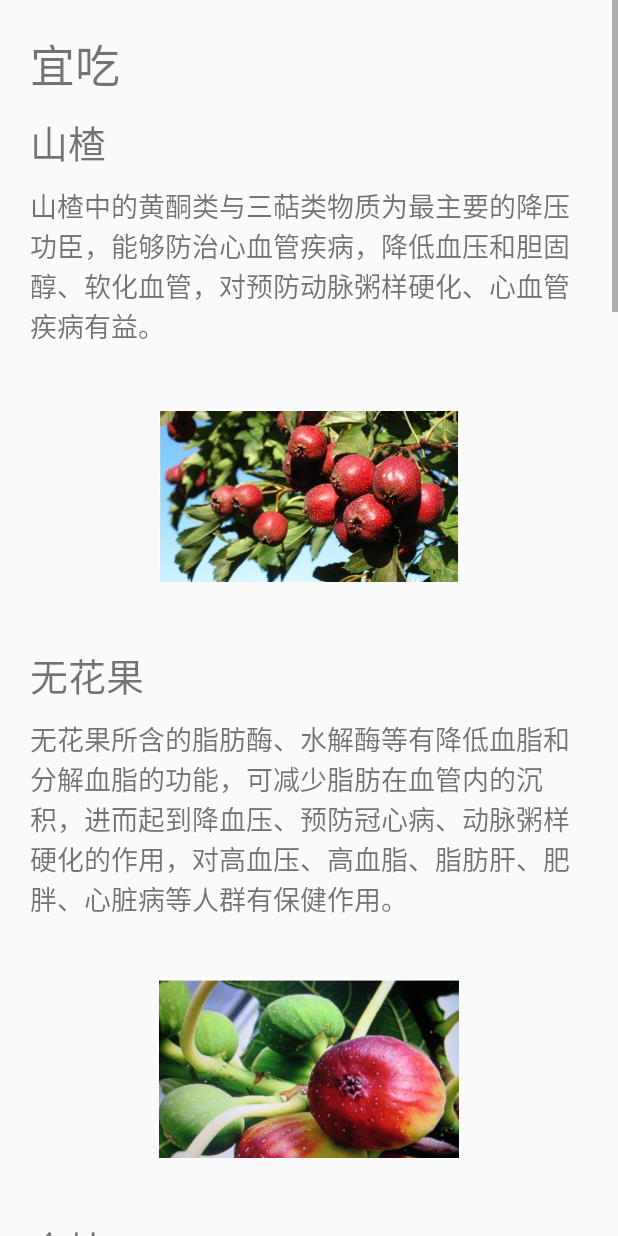
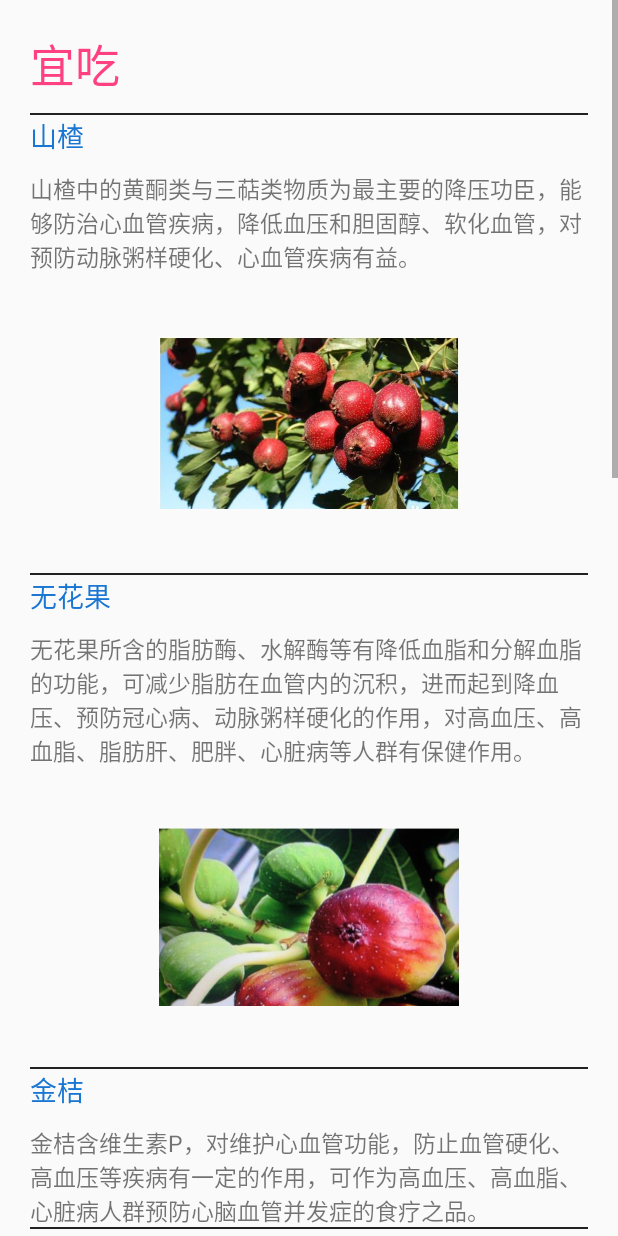
Before and after one commit to jackGWY/XinZangApp, an Android app: the FoodActivity screen opened directly, with no data from a screen before it, on a phone screen of 412 x 824 dp. Run offline under Robolectric (Android 15) with nearby library versions, the phone set to English and light mode, and no system bars.

```diff
--- a/app/build.gradle
+++ b/app/build.gradle
@@ -44,6 +44,7 @@ dependencies {
     //    androidTestImplementation 'com.android.support.test.espresso:espresso-core:2.2.2'
     implementation fileTree(include: ['*.jar'], dir: 'libs')
     implementation 'com.android.support:appcompat-v7:26.1.0'
+    implementation 'com.android.support:design:26.1.0'
     implementation 'com.android.support.constraint:constraint-layout:1.0.2'
     testImplementation 'junit:junit:4.12'
     androidTestImplementation 'com.android.support.test:runner:1.0.1'
--- a/app/src/main/AndroidManifest.xml
+++ b/app/src/main/AndroidManifest.xml
@@ -87,7 +87,8 @@
         <activity android:name=".index.indexHistoryActivity" />
         <activity android:name=".ViewPagerActivity" />
         <activity android:name=".doctors.DocSwitchActivity" />
-        <activity android:name=".doctors.DocPatientRecordActivity"></activity>
+        <activity android:name=".doctors.DocPatientRecordActivity" />
+        <activity android:name=".sports.SportsActivity"></activity>
     </application>
 
 </manifest>
--- a/app/src/main/res/layout/activity_food.xml
+++ b/app/src/main/res/layout/activity_food.xml
@@ -21,7 +21,13 @@
             android:textSize="30sp"
             android:layout_marginBottom="10dp"
             android:text="宜吃"
+            android:textColor="@color/colorAccent"
             android:layout_height="wrap_content" />
+
+        <View
+            android:layout_width="match_parent"
+            android:background="@color/hint"
+            android:layout_height="1dp"/>
 
         <LinearLayout
             android:layout_width="match_parent"
@@ -31,6 +37,7 @@
                 android:layout_width="wrap_content"
                 android:layout_height="wrap_content"
                 android:text="山楂"
+                android:textColor="@color/PrimaryDarkColor"
                 android:layout_marginBottom="10dp"
                 android:textSize="@dimen/foodTypeTitleSize"
                 />
@@ -48,11 +55,16 @@
                 android:layout_gravity="center"
                 android:src="@drawable/shanza"
                />
+            <View
+                android:layout_width="match_parent"
+                android:background="@color/hint"
+                android:layout_height="1dp"/>
 
             <TextView
                 android:layout_width="wrap_content"
                 android:layout_height="wrap_content"
                 android:text="无花果"
+                android:textColor="@color/PrimaryDarkColor"
                 android:layout_marginBottom="10dp"
                 android:textSize="@dimen/foodTypeTitleSize"
                 />
@@ -69,11 +81,16 @@
                 android:src="@drawable/wuhuaguo"
                 android:layout_height="@dimen/pictureHeight"
                 android:layout_gravity="center" />
+            <View
+                android:layout_width="match_parent"
+                android:background="@color/hint"
+                android:layout_height="1dp"/>
 
             <TextView
                 android:layout_width="wrap_content"
                 android:layout_height="wrap_content"
                 android:text="金桔"
+                android:textColor="@color/PrimaryDarkColor"
                 android:layout_marginBottom="10dp"
                 android:textSize="@dimen/foodTypeTitleSize"
                 />
@@ -85,16 +102,21 @@
 
                 android:textSize="@dimen/foodContentSize"
                 />
-            <ImageView
-                android:layout_width="@dimen/pictureHeight"
-                android:src="@drawable/jinji"
-                android:layout_gravity="center"
-                android:layout_height="@dimen/pictureHeight" />
+            <!--<ImageView-->
+                <!--android:layout_width="@dimen/pictureHeight"-->
+                <!--android:src="@drawable/jinji"-->
+                <!--android:layout_gravity="center"-->
+                <!--android:layout_height="@dimen/pictureHeight" />-->
+            <View
+                android:layout_width="match_parent"
+                android:background="@color/hint"
+                android:layout_height="1dp"/>
 
             <TextView
                 android:layout_width="wrap_content"
                 android:layout_height="wrap_content"
                 android:text="梨"
+                android:textColor="@color/PrimaryDarkColor"
                 android:layout_marginBottom="10dp"
                 android:textSize="@dimen/foodTypeTitleSize"
                 />
@@ -111,11 +133,16 @@
                 android:src="@drawable/li"
                 android:layout_gravity="center"
                 android:layout_height="@dimen/pictureHeight" />
+            <View
+                android:layout_width="match_parent"
+                android:background="@color/hint"
+                android:layout_height="1dp"/>
 
             <TextView
                 android:layout_width="wrap_content"
                 android:layout_height="wrap_content"
                 android:text="苹果"
+                android:textColor="@color/PrimaryDarkColor"
                 android:layout_marginBottom="10dp"
                 android:textSize="@dimen/foodTypeTitleSize"
                 />
@@ -127,11 +154,15 @@
 
                 android:textSize="@dimen/foodContentSize"
                 />
-            <ImageView
-                android:layout_width="@dimen/pictureHeight"
-                android:src="@drawable/pingguo"
-                android:layout_gravity="center"
-                android:layout_height="@dimen/pictureHeight" />
+            <!--<ImageView-->
+                <!--android:layout_width="@dimen/pictureHeight"-->
+                <!--android:src="@drawable/pingguo"-->
+                <!--android:layout_gravity="center"-->
+                <!--android:layout_height="@dimen/pictureHeight" />-->
+            <View
+                android:layout_width="match_parent"
+                android:background="@color/hint"
+                android:layout_height="1dp"/>
         </LinearLayout>
 
 
@@ -139,6 +170,7 @@
         <TextView
             android:layout_width="wrap_content"
             android:text="不宜吃"
+            android:textColor="@color/colorAccent"
             android:textSize="30sp"
             android:layout_marginBottom="10dp"
             android:layout_height="wrap_content" />
@@ -151,6 +183,7 @@
                 android:layout_width="wrap_content"
                 android:layout_height="wrap_content"
                 android:text="苦瓜"
+                android:textColor="@color/PrimaryDarkColor"
                 android:layout_marginBottom="10dp"
                 android:textSize="@dimen/foodTypeTitleSize"
                 />
@@ -172,6 +205,7 @@
                 android:layout_width="wrap_content"
                 android:layout_height="wrap_content"
                 android:text="虾米"
+                android:textColor="@color/PrimaryDarkColor"
                 android:layout_marginBottom="10dp"
                 android:textSize="@dimen/foodTypeTitleSize"
                 />
@@ -183,16 +217,17 @@
 
                 android:textSize="@dimen/foodContentSize"
                 />
-            <ImageView
-                android:layout_width="@dimen/pictureHeight"
-                android:src="@drawable/xiami"
-                android:layout_gravity="center"
-                android:layout_height="@dimen/pictureHeight" />
+            <!--<ImageView-->
+                <!--android:layout_width="@dimen/pictureHeight"-->
+                <!--android:src="@drawable/xiami"-->
+                <!--android:layout_gravity="center"-->
+                <!--android:layout_height="@dimen/pictureHeight" />-->
 
             <TextView
                 android:layout_width="wrap_content"
                 android:layout_height="wrap_content"
                 android:text="肥肉"
+                android:textColor="@color/PrimaryDarkColor"
                 android:layout_marginBottom="10dp"
                 android:textSize="@dimen/foodTypeTitleSize"
                 />
@@ -204,16 +239,17 @@
 
                 android:textSize="@dimen/foodContentSize"
                 />
-            <ImageView
-                android:layout_width="@dimen/pictureHeight"
-                android:src="@drawable/feirou"
-                android:layout_gravity="center"
-                android:layout_height="@dimen/pictureHeight" />
+            <!--<ImageView-->
+                <!--android:layout_width="@dimen/pictureHeight"-->
+                <!--android:src="@drawable/feirou"-->
+                <!--android:layout_gravity="center"-->
+                <!--android:layout_height="@dimen/pictureHeight" />-->
 
             <TextView
                 android:layout_width="wrap_content"
                 android:layout_height="wrap_content"
                 android:text="鸡肝"
+                android:textColor="@color/PrimaryDarkColor"
                 android:layout_marginBottom="10dp"
                 android:textSize="@dimen/foodTypeTitleSize"
                 />
--- a/app/src/main/res/values/dimens.xml
+++ b/app/src/main/res/values/dimens.xml
@@ -4,14 +4,14 @@
     <dimen name="activity_vertical_margin">16dp</dimen>
     <dimen name="spacing">32dp</dimen>
     <dimen name="registered">15dp</dimen>
-    <dimen name="medicine_title">25sp</dimen>
+    <dimen name="medicine_title">18sp</dimen>
     <dimen name="medicine_content">15sp</dimen>
     <dimen name="medicine_margin_bottom">25dp</dimen>
     <dimen name="lineSpacingExtra_medicine">15dp</dimen>
     <dimen name="medicineTextListSize">20sp</dimen>
     <dimen name="medicineArtical">18sp</dimen>
     <!--指标名目大小-->
-    <dimen name="indexText">20sp</dimen>
+    <dimen name="indexText">15sp</dimen>
     <!--指标和输入之间的间隔-->
     <dimen name="indexMarginBottom">10dp</dimen>
 
@@ -21,7 +21,7 @@
     <dimen name="drugTypeTitlePadding">10dp</dimen>
     <dimen name="drugTypeTitleLeft">10dp</dimen>
     <dimen name="drugTypeTitleRight">10dp</dimen>
-    <dimen name="drugSwitchLinearLayoutLong">300dp</dimen>
+    <dimen name="drugSwitchLinearLayoutLong">200dp</dimen>
     <dimen name="drugTypeListTitle">20sp</dimen>
     <!--病例单配置-->
     <dimen name="diaryItemTextSize">18sp</dimen>
@@ -30,10 +30,11 @@
     <!--留言板字体间距大小等配置-->
     <dimen name="messageTitleTextSize">18sp</dimen>
     <dimen name="messageOwnerTextSize">10sp</dimen>
-    <dimen name="foodTypeTitleSize">25sp</dimen>
-    <dimen name="foodContentSize">18sp</dimen>
+    <dimen name="foodTypeTitleSize">18sp</dimen>
+    <dimen name="foodContentSize">15sp</dimen>
     <dimen name="docSize">18sp</dimen>
     <dimen name="docMarginBottom">20dp</dimen>
     <dimen name="pictureHeight">200dp</dimen>
     <dimen name="pictureWeight">200dp</dimen>
+    <dimen name="marginBottomHome">1dp</dimen>
 </resources>
```
Also changed, not shown: app/src/main/java/com/guo/beans/Feelings.java (added, +75 -0 lines), app/src/main/java/com/guo/http/saveFeelings.java (added, +41 -0 lines), app/src/main/java/com/guo/xinzangapp/homeActivity.java (+22 -2 lines), app/src/main/java/com/guo/xinzangapp/sports/SportsActivity.java (added, +120 -0 lines), app/src/main/res/layout/activity_drug_switch.xml (+10 -6 lines), app/src/main/res/layout/activity_home.xml (+33 -31 lines), app/src/main/res/layout/activity_index.xml (+6 -1 lines), app/src/main/res/layout/activity_sports.xml (added, +167 -0 lines), app/src/main/res/layout/fragment_a.xml (added, +35 -0 lines), app/src/main/res/layout/fragment_b.xml (added, +15 -0 lines).
